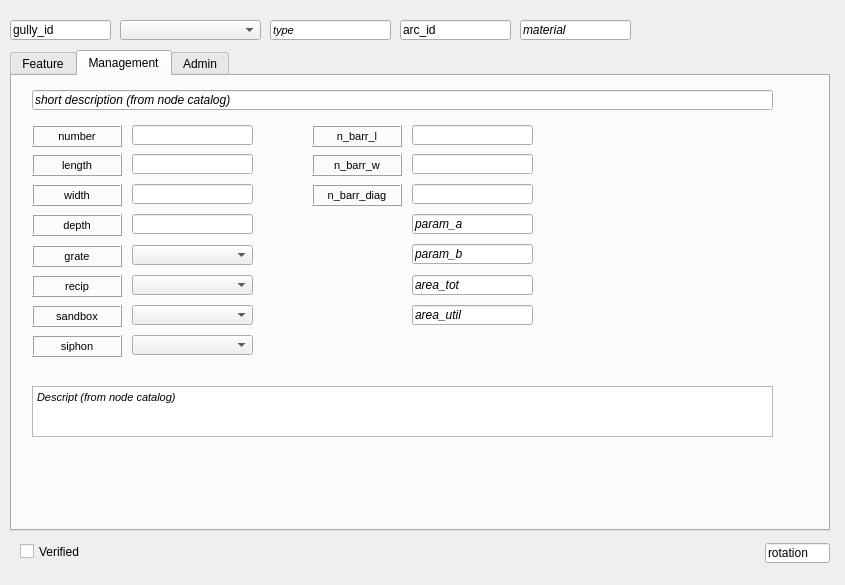
Old version of the form ui/ud_gully.ui in the repository Giswater/giswater_qgis_plugin.
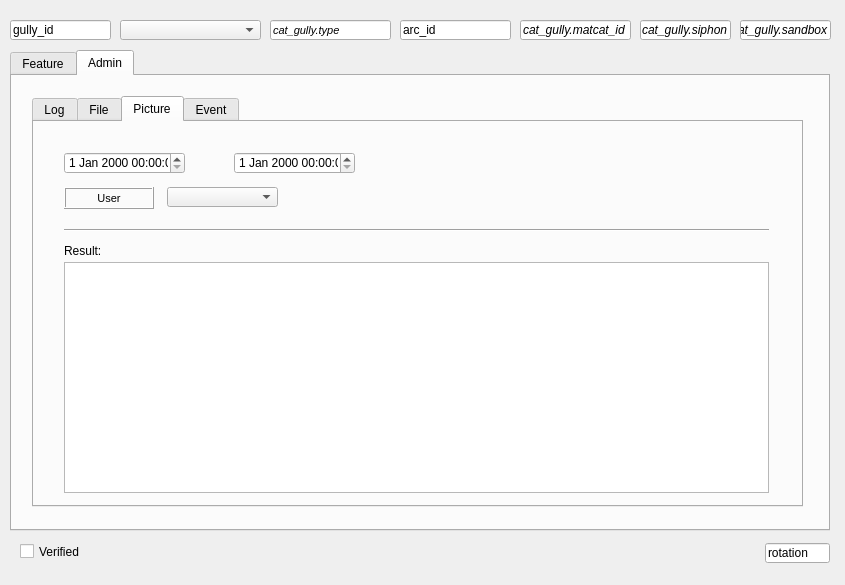
New version of the form. The open tabs and pages were chosen to show the change.

What changed in the file:
```diff
--- a/ui/ud_gully.ui
+++ b/ui/ud_gully.ui
@@ -1014,667 +1014,14 @@
       </rect>
      </property>
     </widget>
-   </widget>
-   <widget class="QWidget" name="tab_6">
-    <attribute name="title">
-     <string>Management</string>
-    </attribute>
-    <widget class="QLineEdit" name="lineEdit_44">
+    <widget class="QDateTimeEdit" name="dateTimeEdit_2">
      <property name="geometry">
       <rect>
-       <x>400</x>
-       <y>138</y>
-       <width>121</width>
-       <height>20</height>
-      </rect>
-     </property>
-     <property name="font">
-      <font>
-       <italic>true</italic>
-      </font>
-     </property>
-     <property name="text">
-      <string>param_a</string>
-     </property>
-    </widget>
-    <widget class="QLineEdit" name="lineEdit_28">
-     <property name="geometry">
-      <rect>
-       <x>20</x>
-       <y>14</y>
-       <width>741</width>
-       <height>20</height>
-      </rect>
-     </property>
-     <property name="font">
-      <font>
-       <italic>true</italic>
-      </font>
-     </property>
-     <property name="text">
-      <string>short description (from node catalog)</string>
-     </property>
-    </widget>
-    <widget class="QTextEdit" name="textEdit_13">
-     <property name="geometry">
-      <rect>
-       <x>20</x>
-       <y>310</y>
-       <width>741</width>
-       <height>51</height>
-      </rect>
-     </property>
-     <property name="html">
-      <string>&lt;!DOCTYPE HTML PUBLIC &quot;-//W3C//DTD HTML 4.0//EN&quot; &quot;http://www.w3.org/TR/REC-html40/strict.dtd&quot;&gt;
-&lt;html&gt;&lt;head&gt;&lt;meta name=&quot;qrichtext&quot; content=&quot;1&quot; /&gt;&lt;style type=&quot;text/css&quot;&gt;
-p, li { white-space: pre-wrap; }
-&lt;/style&gt;&lt;/head&gt;&lt;body style=&quot; font-family:'MS Shell Dlg 2'; font-size:8.25pt; font-weight:400; font-style:normal;&quot;&gt;
-&lt;p style=&quot; margin-top:0px; margin-bottom:0px; margin-left:0px; margin-right:0px; -qt-block-indent:0; text-indent:0px;&quot;&gt;&lt;span style=&quot; font-size:8pt; font-style:italic;&quot;&gt;Descript (from node catalog)&lt;/span&gt;&lt;/p&gt;&lt;/body&gt;&lt;/html&gt;</string>
-     </property>
-    </widget>
-    <widget class="QLabel" name="label_76">
-     <property name="enabled">
-      <bool>true</bool>
-     </property>
-     <property name="geometry">
-      <rect>
-       <x>20</x>
-       <y>49</y>
-       <width>90</width>
-       <height>22</height>
-      </rect>
-     </property>
-     <property name="sizePolicy">
-      <sizepolicy hsizetype="Preferred" vsizetype="Preferred">
-       <horstretch>0</horstretch>
-       <verstretch>0</verstretch>
-      </sizepolicy>
-     </property>
-     <property name="font">
-      <font>
-       <pointsize>8</pointsize>
-      </font>
-     </property>
-     <property name="statusTip">
-      <string/>
-     </property>
-     <property name="accessibleName">
-      <string/>
-     </property>
-     <property name="layoutDirection">
-      <enum>Qt::LeftToRight</enum>
-     </property>
-     <property name="autoFillBackground">
-      <bool>false</bool>
-     </property>
-     <property name="inputMethodHints">
-      <set>Qt::ImhNone</set>
-     </property>
-     <property name="frameShape">
-      <enum>QFrame::Box</enum>
-     </property>
-     <property name="frameShadow">
-      <enum>QFrame::Raised</enum>
-     </property>
-     <property name="lineWidth">
-      <number>1</number>
-     </property>
-     <property name="midLineWidth">
-      <number>0</number>
-     </property>
-     <property name="text">
-      <string>number</string>
-     </property>
-     <property name="alignment">
-      <set>Qt::AlignCenter</set>
-     </property>
-     <property name="wordWrap">
-      <bool>false</bool>
-     </property>
-     <property name="margin">
-      <number>3</number>
-     </property>
-    </widget>
-    <widget class="QLineEdit" name="lineEdit_70">
-     <property name="geometry">
-      <rect>
        <x>120</x>
-       <y>78</y>
-       <width>121</width>
-       <height>20</height>
-      </rect>
-     </property>
-     <property name="text">
-      <string/>
-     </property>
-    </widget>
-    <widget class="QLabel" name="label_77">
-     <property name="geometry">
-      <rect>
-       <x>20</x>
-       <y>78</y>
-       <width>90</width>
+       <y>220</y>
+       <width>161</width>
        <height>22</height>
       </rect>
-     </property>
-     <property name="font">
-      <font>
-       <pointsize>8</pointsize>
-      </font>
-     </property>
-     <property name="frameShape">
-      <enum>QFrame::Box</enum>
-     </property>
-     <property name="frameShadow">
-      <enum>QFrame::Raised</enum>
-     </property>
-     <property name="text">
-      <string>length</string>
-     </property>
-     <property name="alignment">
-      <set>Qt::AlignCenter</set>
-     </property>
-     <property name="margin">
-      <number>3</number>
-     </property>
-    </widget>
-    <widget class="QLineEdit" name="lineEdit_71">
-     <property name="geometry">
-      <rect>
-       <x>120</x>
-       <y>49</y>
-       <width>121</width>
-       <height>20</height>
-      </rect>
-     </property>
-     <property name="text">
-      <string/>
-     </property>
-    </widget>
-    <widget class="QLineEdit" name="lineEdit_72">
-     <property name="geometry">
-      <rect>
-       <x>120</x>
-       <y>108</y>
-       <width>121</width>
-       <height>20</height>
-      </rect>
-     </property>
-     <property name="text">
-      <string/>
-     </property>
-    </widget>
-    <widget class="QLabel" name="label_78">
-     <property name="geometry">
-      <rect>
-       <x>20</x>
-       <y>108</y>
-       <width>90</width>
-       <height>22</height>
-      </rect>
-     </property>
-     <property name="font">
-      <font>
-       <pointsize>8</pointsize>
-      </font>
-     </property>
-     <property name="frameShape">
-      <enum>QFrame::Box</enum>
-     </property>
-     <property name="frameShadow">
-      <enum>QFrame::Raised</enum>
-     </property>
-     <property name="text">
-      <string>width</string>
-     </property>
-     <property name="alignment">
-      <set>Qt::AlignCenter</set>
-     </property>
-     <property name="margin">
-      <number>3</number>
-     </property>
-    </widget>
-    <widget class="QLabel" name="label_79">
-     <property name="geometry">
-      <rect>
-       <x>20</x>
-       <y>138</y>
-       <width>90</width>
-       <height>22</height>
-      </rect>
-     </property>
-     <property name="font">
-      <font>
-       <pointsize>8</pointsize>
-      </font>
-     </property>
-     <property name="frameShape">
-      <enum>QFrame::Box</enum>
-     </property>
-     <property name="frameShadow">
-      <enum>QFrame::Raised</enum>
-     </property>
-     <property name="text">
-      <string>depth</string>
-     </property>
-     <property name="alignment">
-      <set>Qt::AlignCenter</set>
-     </property>
-     <property name="margin">
-      <number>3</number>
-     </property>
-    </widget>
-    <widget class="QLineEdit" name="lineEdit_73">
-     <property name="geometry">
-      <rect>
-       <x>120</x>
-       <y>138</y>
-       <width>121</width>
-       <height>20</height>
-      </rect>
-     </property>
-     <property name="text">
-      <string/>
-     </property>
-    </widget>
-    <widget class="QComboBox" name="comboBox_5">
-     <property name="geometry">
-      <rect>
-       <x>120</x>
-       <y>169</y>
-       <width>121</width>
-       <height>20</height>
-      </rect>
-     </property>
-    </widget>
-    <widget class="QLabel" name="label_7">
-     <property name="geometry">
-      <rect>
-       <x>20</x>
-       <y>169</y>
-       <width>90</width>
-       <height>22</height>
-      </rect>
-     </property>
-     <property name="font">
-      <font>
-       <pointsize>8</pointsize>
-      </font>
-     </property>
-     <property name="frameShape">
-      <enum>QFrame::Box</enum>
-     </property>
-     <property name="frameShadow">
-      <enum>QFrame::Raised</enum>
-     </property>
-     <property name="text">
-      <string>grate</string>
-     </property>
-     <property name="textFormat">
-      <enum>Qt::AutoText</enum>
-     </property>
-     <property name="scaledContents">
-      <bool>false</bool>
-     </property>
-     <property name="alignment">
-      <set>Qt::AlignCenter</set>
-     </property>
-     <property name="margin">
-      <number>3</number>
-     </property>
-    </widget>
-    <widget class="QLabel" name="label_8">
-     <property name="geometry">
-      <rect>
-       <x>20</x>
-       <y>199</y>
-       <width>90</width>
-       <height>22</height>
-      </rect>
-     </property>
-     <property name="font">
-      <font>
-       <pointsize>8</pointsize>
-      </font>
-     </property>
-     <property name="frameShape">
-      <enum>QFrame::Box</enum>
-     </property>
-     <property name="frameShadow">
-      <enum>QFrame::Raised</enum>
-     </property>
-     <property name="text">
-      <string>recip</string>
-     </property>
-     <property name="textFormat">
-      <enum>Qt::AutoText</enum>
-     </property>
-     <property name="scaledContents">
-      <bool>false</bool>
-     </property>
-     <property name="alignment">
-      <set>Qt::AlignCenter</set>
-     </property>
-     <property name="margin">
-      <number>3</number>
-     </property>
-    </widget>
-    <widget class="QComboBox" name="comboBox_6">
-     <property name="geometry">
-      <rect>
-       <x>120</x>
-       <y>199</y>
-       <width>121</width>
-       <height>20</height>
-      </rect>
-     </property>
-    </widget>
-    <widget class="QLabel" name="label_15">
-     <property name="geometry">
-      <rect>
-       <x>20</x>
-       <y>229</y>
-       <width>90</width>
-       <height>22</height>
-      </rect>
-     </property>
-     <property name="font">
-      <font>
-       <pointsize>8</pointsize>
-      </font>
-     </property>
-     <property name="frameShape">
-      <enum>QFrame::Box</enum>
-     </property>
-     <property name="frameShadow">
-      <enum>QFrame::Raised</enum>
-     </property>
-     <property name="text">
-      <string>sandbox</string>
-     </property>
-     <property name="textFormat">
-      <enum>Qt::AutoText</enum>
-     </property>
-     <property name="scaledContents">
-      <bool>false</bool>
-     </property>
-     <property name="alignment">
-      <set>Qt::AlignCenter</set>
-     </property>
-     <property name="margin">
-      <number>3</number>
-     </property>
-    </widget>
-    <widget class="QComboBox" name="comboBox_7">
-     <property name="geometry">
-      <rect>
-       <x>120</x>
-       <y>229</y>
-       <width>121</width>
-       <height>20</height>
-      </rect>
-     </property>
-    </widget>
-    <widget class="QComboBox" name="comboBox_8">
-     <property name="geometry">
-      <rect>
-       <x>120</x>
-       <y>259</y>
-       <width>121</width>
-       <height>20</height>
-      </rect>
-     </property>
-    </widget>
-    <widget class="QLabel" name="label_17">
-     <property name="geometry">
-      <rect>
-       <x>20</x>
-       <y>259</y>
-       <width>90</width>
-       <height>22</height>
-      </rect>
-     </property>
-     <property name="font">
-      <font>
-       <pointsize>8</pointsize>
-      </font>
-     </property>
-     <property name="frameShape">
-      <enum>QFrame::Box</enum>
-     </property>
-     <property name="frameShadow">
-      <enum>QFrame::Raised</enum>
-     </property>
-     <property name="text">
-      <string>siphon</string>
-     </property>
-     <property name="textFormat">
-      <enum>Qt::AutoText</enum>
-     </property>
-     <property name="scaledContents">
-      <bool>false</bool>
-     </property>
-     <property name="alignment">
-      <set>Qt::AlignCenter</set>
-     </property>
-     <property name="margin">
-      <number>3</number>
-     </property>
-    </widget>
-    <widget class="QLineEdit" name="lineEdit_45">
-     <property name="geometry">
-      <rect>
-       <x>400</x>
-       <y>168</y>
-       <width>121</width>
-       <height>20</height>
-      </rect>
-     </property>
-     <property name="font">
-      <font>
-       <italic>true</italic>
-      </font>
-     </property>
-     <property name="text">
-      <string>param_b</string>
-     </property>
-    </widget>
-    <widget class="QLineEdit" name="lineEdit_74">
-     <property name="geometry">
-      <rect>
-       <x>400</x>
-       <y>49</y>
-       <width>121</width>
-       <height>20</height>
-      </rect>
-     </property>
-     <property name="text">
-      <string/>
-     </property>
-    </widget>
-    <widget class="QLineEdit" name="lineEdit_75">
-     <property name="geometry">
-      <rect>
-       <x>400</x>
-       <y>78</y>
-       <width>121</width>
-       <height>20</height>
-      </rect>
-     </property>
-     <property name="text">
-      <string/>
-     </property>
-    </widget>
-    <widget class="QLabel" name="label_80">
-     <property name="geometry">
-      <rect>
-       <x>300</x>
-       <y>78</y>
-       <width>90</width>
-       <height>22</height>
-      </rect>
-     </property>
-     <property name="font">
-      <font>
-       <pointsize>8</pointsize>
-      </font>
-     </property>
-     <property name="frameShape">
-      <enum>QFrame::Box</enum>
-     </property>
-     <property name="frameShadow">
-      <enum>QFrame::Raised</enum>
-     </property>
-     <property name="text">
-      <string>n_barr_w</string>
-     </property>
-     <property name="alignment">
-      <set>Qt::AlignCenter</set>
-     </property>
-     <property name="margin">
-      <number>3</number>
-     </property>
-    </widget>
-    <widget class="QLabel" name="label_81">
-     <property name="enabled">
-      <bool>true</bool>
-     </property>
-     <property name="geometry">
-      <rect>
-       <x>300</x>
-       <y>49</y>
-       <width>90</width>
-       <height>22</height>
-      </rect>
-     </property>
-     <property name="sizePolicy">
-      <sizepolicy hsizetype="Preferred" vsizetype="Preferred">
-       <horstretch>0</horstretch>
-       <verstretch>0</verstretch>
-      </sizepolicy>
-     </property>
-     <property name="font">
-      <font>
-       <pointsize>8</pointsize>
-      </font>
-     </property>
-     <property name="statusTip">
-      <string/>
-     </property>
-     <property name="accessibleName">
-      <string/>
-     </property>
-     <property name="layoutDirection">
-      <enum>Qt::LeftToRight</enum>
-     </property>
-     <property name="autoFillBackground">
-      <bool>false</bool>
-     </property>
-     <property name="inputMethodHints">
-      <set>Qt::ImhNone</set>
-     </property>
-     <property name="frameShape">
-      <enum>QFrame::Box</enum>
-     </property>
-     <property name="frameShadow">
-      <enum>QFrame::Raised</enum>
-     </property>
-     <property name="lineWidth">
-      <number>1</number>
-     </property>
-     <property name="midLineWidth">
-      <number>0</number>
-     </property>
-     <property name="text">
-      <string>n_barr_l</string>
-     </property>
-     <property name="alignment">
-      <set>Qt::AlignCenter</set>
-     </property>
-     <property name="wordWrap">
-      <bool>false</bool>
-     </property>
-     <property name="margin">
-      <number>3</number>
-     </property>
-    </widget>
-    <widget class="QLabel" name="label_82">
-     <property name="geometry">
-      <rect>
-       <x>300</x>
-       <y>108</y>
-       <width>90</width>
-       <height>22</height>
-      </rect>
-     </property>
-     <property name="font">
-      <font>
-       <pointsize>8</pointsize>
-      </font>
-     </property>
-     <property name="frameShape">
-      <enum>QFrame::Box</enum>
-     </property>
-     <property name="frameShadow">
-      <enum>QFrame::Raised</enum>
-     </property>
-     <property name="text">
-      <string>n_barr_diag</string>
-     </property>
-     <property name="alignment">
-      <set>Qt::AlignCenter</set>
-     </property>
-     <property name="margin">
-      <number>3</number>
-     </property>
-    </widget>
-    <widget class="QLineEdit" name="lineEdit_76">
-     <property name="geometry">
-      <rect>
-       <x>400</x>
-       <y>108</y>
-       <width>121</width>
-       <height>20</height>
-      </rect>
-     </property>
-     <property name="text">
-      <string/>
-     </property>
-    </widget>
-    <widget class="QLineEdit" name="lineEdit_46">
-     <property name="geometry">
-      <rect>
-       <x>400</x>
-       <y>229</y>
-       <width>121</width>
-       <height>20</height>
-      </rect>
-     </property>
-     <property name="font">
-      <font>
-       <italic>true</italic>
-      </font>
-     </property>
-     <property name="text">
-      <string>area_util</string>
-     </property>
-    </widget>
-    <widget class="QLineEdit" name="lineEdit_47">
-     <property name="geometry">
-      <rect>
-       <x>400</x>
-       <y>199</y>
-       <width>121</width>
-       <height>20</height>
-      </rect>
-     </property>
-     <property name="font">
-      <font>
-       <italic>true</italic>
-      </font>
-     </property>
-     <property name="text">
-      <string>area_tot</string>
      </property>
     </widget>
    </widget>
@@ -2121,6 +1468,136 @@
        </property>
       </widget>
      </widget>
+     <widget class="QWidget" name="tab_4">
+      <attribute name="title">
+       <string>Picture</string>
+      </attribute>
+      <widget class="QComboBox" name="comboBox_36">
+       <property name="geometry">
+        <rect>
+         <x>133</x>
+         <y>65</y>
+         <width>111</width>
+         <height>20</height>
+        </rect>
+       </property>
+      </widget>
+      <widget class="QDateTimeEdit" name="dateTimeEdit_10">
+       <property name="geometry">
+        <rect>
+         <x>200</x>
+         <y>30</y>
+         <width>121</width>
+         <height>22</height>
+        </rect>
+       </property>
+      </widget>
+      <widget class="Line" name="line_4">
+       <property name="geometry">
+        <rect>
+         <x>30</x>
+         <y>100</y>
+         <width>705</width>
+         <height>16</height>
+        </rect>
+       </property>
+       <property name="orientation">
+        <enum>Qt::Horizontal</enum>
+       </property>
+      </widget>
+      <widget class="QDateTimeEdit" name="dateTimeEdit_11">
+       <property name="geometry">
+        <rect>
+         <x>30</x>
+         <y>30</y>
+         <width>121</width>
+         <height>22</height>
+        </rect>
+       </property>
+      </widget>
+      <widget class="QLabel" name="label_61">
+       <property name="geometry">
+        <rect>
+         <x>30</x>
+         <y>65</y>
+         <width>90</width>
+         <height>22</height>
+        </rect>
+       </property>
+       <property name="font">
+        <font>
+         <pointsize>8</pointsize>
+        </font>
+       </property>
+       <property name="frameShape">
+        <enum>QFrame::Box</enum>
+       </property>
+       <property name="frameShadow">
+        <enum>QFrame::Raised</enum>
+       </property>
+       <property name="text">
+        <string>User</string>
+       </property>
+       <property name="textFormat">
+        <enum>Qt::AutoText</enum>
+       </property>
+       <property name="scaledContents">
+        <bool>false</bool>
+       </property>
+       <property name="alignment">
+        <set>Qt::AlignCenter</set>
+       </property>
+       <property name="margin">
+        <number>3</number>
+       </property>
+      </widget>
+      <widget class="QTableWidget" name="tableWidget_11">
+       <property name="geometry">
+        <rect>
+         <x>30</x>
+         <y>140</y>
+         <width>705</width>
+         <height>231</height>
+        </rect>
+       </property>
+      </widget>
+      <widget class="QLabel" name="label_138">
+       <property name="geometry">
+        <rect>
+         <x>30</x>
+         <y>118</y>
+         <width>90</width>
+         <height>22</height>
+        </rect>
+       </property>
+       <property name="font">
+        <font>
+         <pointsize>9</pointsize>
+        </font>
+       </property>
+       <property name="frameShape">
+        <enum>QFrame::NoFrame</enum>
+       </property>
+       <property name="frameShadow">
+        <enum>QFrame::Plain</enum>
+       </property>
+       <property name="text">
+        <string>Result:</string>
+       </property>
+       <property name="textFormat">
+        <enum>Qt::AutoText</enum>
+       </property>
+       <property name="scaledContents">
+        <bool>false</bool>
+       </property>
+       <property name="alignment">
+        <set>Qt::AlignLeading|Qt::AlignLeft|Qt::AlignVCenter</set>
+       </property>
+       <property name="margin">
+        <number>3</number>
+       </property>
+      </widget>
+     </widget>
      <widget class="QWidget" name="tab_2">
       <attribute name="title">
        <string>Event</string>
@@ -2379,172 +1856,6 @@
        </property>
       </widget>
      </widget>
-     <widget class="QWidget" name="tab_4">
-      <attribute name="title">
-       <string>IPTU</string>
-      </attribute>
-      <widget class="QDateTimeEdit" name="dateTimeEdit_4">
-       <property name="geometry">
-        <rect>
-         <x>30</x>
-         <y>30</y>
-         <width>121</width>
-         <height>22</height>
-        </rect>
-       </property>
-      </widget>
-      <widget class="QTableWidget" name="tableWidget_4">
-       <property name="geometry">
-        <rect>
-         <x>30</x>
-         <y>140</y>
-         <width>705</width>
-         <height>231</height>
-        </rect>
-       </property>
-      </widget>
-      <widget class="Line" name="line_4">
-       <property name="geometry">
-        <rect>
-         <x>30</x>
-         <y>100</y>
-         <width>705</width>
-         <height>16</height>
-        </rect>
-       </property>
-       <property name="orientation">
-        <enum>Qt::Horizontal</enum>
-       </property>
-      </widget>
-      <widget class="QLabel" name="label_58">
-       <property name="geometry">
-        <rect>
-         <x>160</x>
-         <y>30</y>
-         <width>31</width>
-         <height>22</height>
-        </rect>
-       </property>
-       <property name="font">
-        <font>
-         <pointsize>9</pointsize>
-        </font>
-       </property>
-       <property name="frameShape">
-        <enum>QFrame::NoFrame</enum>
-       </property>
-       <property name="frameShadow">
-        <enum>QFrame::Raised</enum>
-       </property>
-       <property name="text">
-        <string>to</string>
-       </property>
-       <property name="textFormat">
-        <enum>Qt::AutoText</enum>
-       </property>
-       <property name="scaledContents">
-        <bool>false</bool>
-       </property>
-       <property name="alignment">
-        <set>Qt::AlignCenter</set>
-       </property>
-       <property name="margin">
-        <number>3</number>
-       </property>
-      </widget>
-      <widget class="QDateTimeEdit" name="dateTimeEdit_5">
-       <property name="geometry">
-        <rect>
-         <x>200</x>
-         <y>30</y>
-         <width>121</width>
-         <height>22</height>
-        </rect>
-       </property>
-      </widget>
-      <widget class="QLabel" name="label_55">
-       <property name="geometry">
-        <rect>
-         <x>30</x>
-         <y>118</y>
-         <width>90</width>
-         <height>22</height>
-        </rect>
-       </property>
-       <property name="font">
-        <font>
-         <pointsize>9</pointsize>
-        </font>
-       </property>
-       <property name="frameShape">
-        <enum>QFrame::NoFrame</enum>
-       </property>
-       <property name="frameShadow">
-        <enum>QFrame::Plain</enum>
-       </property>
-       <property name="text">
-        <string>Result:</string>
-       </property>
-       <property name="textFormat">
-        <enum>Qt::AutoText</enum>
-       </property>
-       <property name="scaledContents">
-        <bool>false</bool>
-       </property>
-       <property name="alignment">
-        <set>Qt::AlignLeading|Qt::AlignLeft|Qt::AlignVCenter</set>
-       </property>
-       <property name="margin">
-        <number>3</number>
-       </property>
-      </widget>
-      <widget class="QLabel" name="label_61">
-       <property name="geometry">
-        <rect>
-         <x>30</x>
-         <y>65</y>
-         <width>90</width>
-         <height>22</height>
-        </rect>
-       </property>
-       <property name="font">
-        <font>
-         <pointsize>8</pointsize>
-        </font>
-       </property>
-       <property name="frameShape">
-        <enum>QFrame::Box</enum>
-       </property>
-       <property name="frameShadow">
-        <enum>QFrame::Raised</enum>
-       </property>
-       <property name="text">
-        <string>IPTU</string>
-       </property>
-       <property name="textFormat">
-        <enum>Qt::AutoText</enum>
-       </property>
-       <property name="scaledContents">
-        <bool>false</bool>
-       </property>
-       <property name="alignment">
-        <set>Qt::AlignCenter</set>
-       </property>
-       <property name="margin">
-        <number>3</number>
-       </property>
-      </widget>
-      <widget class="QComboBox" name="comboBox_36">
-       <property name="geometry">
-        <rect>
-         <x>133</x>
-         <y>65</y>
-         <width>111</width>
-         <height>20</height>
-        </rect>
-       </property>
-      </widget>
-     </widget>
     </widget>
    </widget>
   </widget>
@@ -2613,7 +1924,7 @@
     </font>
    </property>
    <property name="text">
-    <string>type</string>
+    <string>cat_gully.type</string>
    </property>
   </widget>
   <widget class="QLineEdit" name="lineEdit_35">
@@ -2649,7 +1960,43 @@
     </font>
    </property>
    <property name="text">
-    <string>material</string>
+    <string>cat_gully.matcat_id</string>
+   </property>
+  </widget>
+  <widget class="QLineEdit" name="lineEdit_36">
+   <property name="geometry">
+    <rect>
+     <x>640</x>
+     <y>20</y>
+     <width>91</width>
+     <height>20</height>
+    </rect>
+   </property>
+   <property name="font">
+    <font>
+     <italic>true</italic>
+    </font>
+   </property>
+   <property name="text">
+    <string>cat_gully.siphon</string>
+   </property>
+  </widget>
+  <widget class="QLineEdit" name="lineEdit_37">
+   <property name="geometry">
+    <rect>
+     <x>740</x>
+     <y>20</y>
+     <width>91</width>
+     <height>20</height>
+    </rect>
+   </property>
+   <property name="font">
+    <font>
+     <italic>true</italic>
+    </font>
+   </property>
+   <property name="text">
+    <string>cat_gully.sandbox</string>
    </property>
   </widget>
  </widget>
```
Left out of the diff: 16 changed lines with no effect on the pictures.
